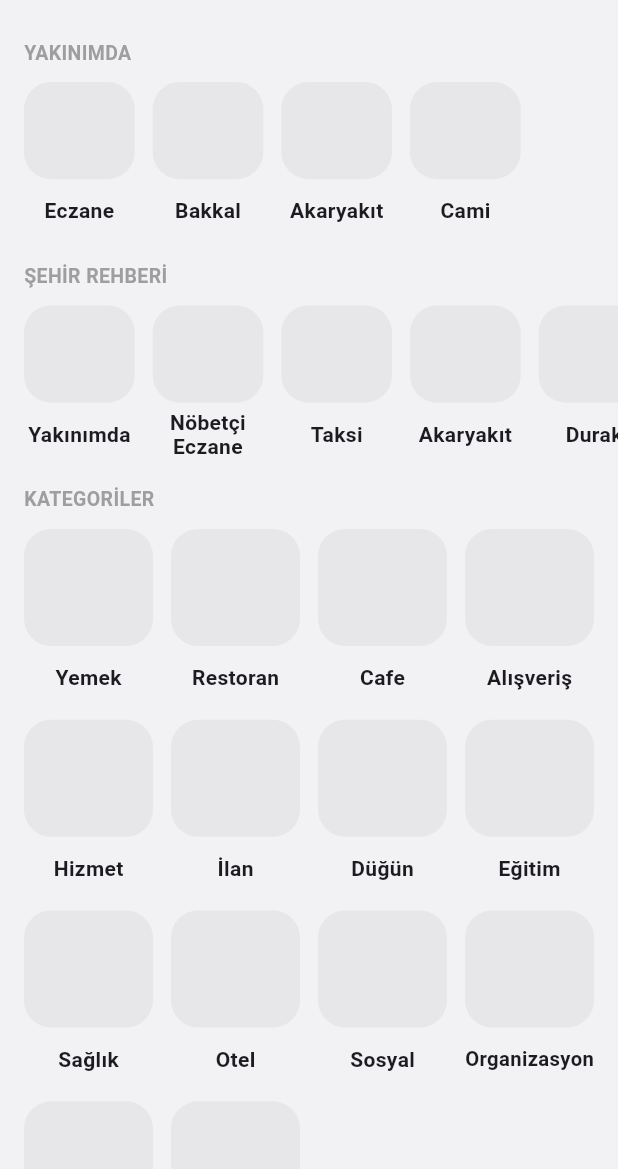
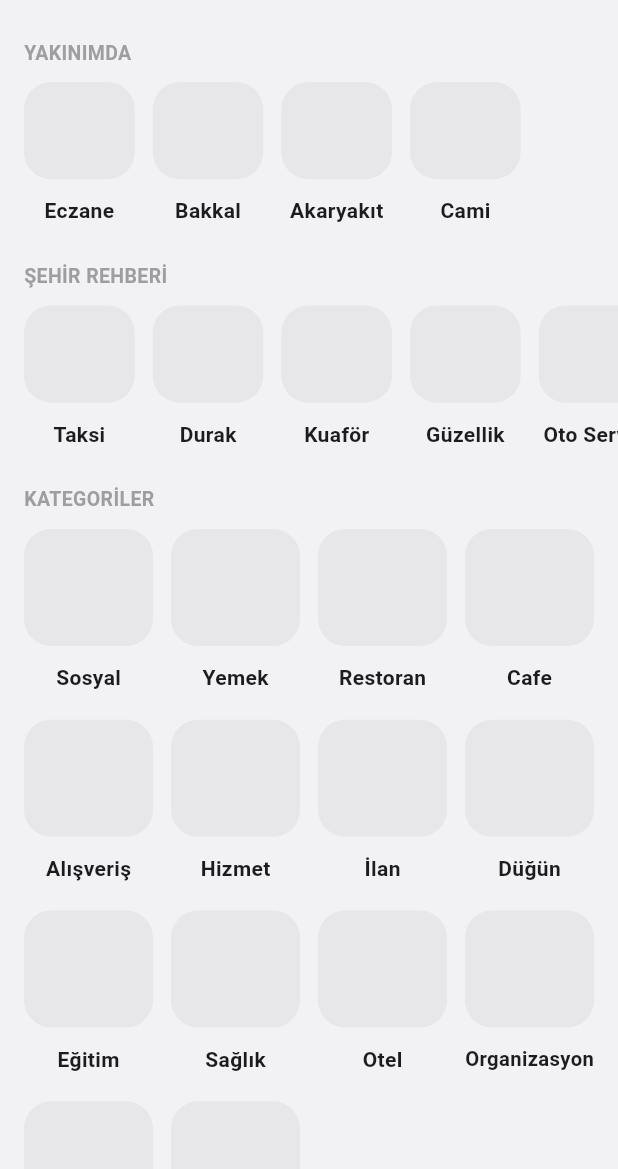
Before and after one commit to gbz-app/gebzem, a Flutter app: the HizmetMenusuSayfasi screen opened directly, on a phone screen of 412 x 824 dp, the part 65-1234 px from its top. Run offline on Flutter 3.47's test engine with Material 3 defaults, Android fonts, the phone set to English and light mode, and no system bars; our stand-ins replace audioplayers, battery_plus, cached_network_image, dio, firebase_core, firebase_messaging and 15 more; missing offline and left inert: flutter_callkit_incoming, flutter_webrtc, livekit_client, record, sentry_dio; accounts and stored records are empty; network calls fail; Roboto replaces fonts that are missing (Google Sans).

Commit message:
Turu 128 duzeltme: insertAll sort SONRASINA (GebzemAI/Sosyal sona atiliyordu) + Sehir Rehberinden Yakinimda/Nobetci Eczane/Akaryakit tekrari kaldirildi

```diff
--- a/mobile/lib/features/sosyal/hizmet_menusu.dart
+++ b/mobile/lib/features/sosyal/hizmet_menusu.dart
@@ -185,43 +185,11 @@ class HizmetMenusu extends ConsumerWidget {
 
     // ⚠️ TURU 90 — "Yakınımda" listeden AYRILIR: ustte tek basina cizilir.
     //    Listede de kalsaydi kullanici onu IKI KEZ gorurdu.
-    final yakinimda = bolumler
-        .where((b) => b.ad == 'Yakınımda')
-        .cast<_Bolum?>()
-        .firstWhere((_) => true, orElse: () => null);
+    // ⚠️⚠️ TURU 128 — artik ustte **YAKINIMDA SERIDI** var (Eczane/Bakkal/
+    //	Akaryakit/Cami), yani ayri bir "Yakınımda" KARTI da gereksiz kaldi.
+    //	Degisken KALDIRILDI; kart yalnizca kategoriler listesinden elenir.
     final kategoriler = bolumler.where((b) => b.ad != 'Yakınımda').toList();
 
-    // ⚠️⚠️⚠️ TURU 128 — **GebzemAI ve Sosyal KATEGORILERIN BASINDA**
-    //	(kullanici emri: *"hizli erisimdeki GebzemAI ve Sosyal`i
-    //	kategorilerin basina al"*).
-    //
-    //	Ikisi de bir ISLETME KATEGORISI DEGIL — biri yapay zeka ekrani,
-    //	oteki akis sekmesi. Ama kullanicinin zihninde menudeki "gidilecek
-    //	yerler" listesinin ilk iki maddesi bunlar; siralama urun karari.
-    //
-    // ⚠️⚠️ Bu iki giris asagidaki `hizli` listesinden CIKARILDI
-    //	(`_sehirRehberi`): iki yerde ayni kart, "hangisine bassam"
-    //	sorusu uretir ve turu 76b`de birebir bu yuzden ikinci FAB
-    //	kaldirilmisti.
-    // ⚠️ GebzemAI yalniz sunucuda AI ACIKSA cizilir (`aiAcik`):
-    //    kapaliyken kart basildiginda 503 alinirdi — "olu ozellik".
-    // ⚠️ SIRA: ONCE sekme yazilir, SONRA route kapatilir (turu 115).
-    //    Ters sirada `HomeScreen` eski sekmesiyle bir kare cizer.
-    kategoriler.insertAll(0, [
-      if (aiAcik)
-        _Bolum('GebzemAI', [
-          const Color(0xFF00C2A8),
-          const Color(0xFF00695C),
-        ], (c) => const GebzemAiEkrani()),
-      _Bolum.eylem(
-        'Sosyal',
-        [const Color(0xFF7A5CFF), const Color(0xFF3A2A8A)],
-        (c) {
-          aktifSekme.value = 0;
-          Navigator.of(c).popUntil((r) => r.isFirst);
-        },
-      ),
-    ]);
 
     // ⚠️⚠️⚠️ TURU 96t — **SIRALAMA KULLANICI TARAFINDAN VERILDI**:
     //	*"Yemek Restorant Cafe Alışveriş Hizmet İlan Düğün Eğitim Sağlık
@@ -264,6 +232,43 @@ class HizmetMenusu extends ConsumerWidget {
     }
 
     kategoriler.sort((a, b) => agirlik(a).compareTo(agirlik(b)));
+
+    // ⚠️⚠️ **EKLEME SIRALAMADAN SONRA** olmak ZORUNDA (emulatorde goruldu):
+    //	ustteki  bilmedigi adlara 1000+ verir, yani ONCE
+    //	eklenseydi GebzemAI ve Sosyal listenin **SONUNA** atilirdi —
+    //	nitekim ilk denemede oyle oldu.
+    // ⚠️ YAPMA: bu blogu un ustune tasima.
+    // ⚠️⚠️⚠️ TURU 128 — **GebzemAI ve Sosyal KATEGORILERIN BASINDA**
+    //	(kullanici emri: *"hizli erisimdeki GebzemAI ve Sosyal`i
+    //	kategorilerin basina al"*).
+    //
+    //	Ikisi de bir ISLETME KATEGORISI DEGIL — biri yapay zeka ekrani,
+    //	oteki akis sekmesi. Ama kullanicinin zihninde menudeki "gidilecek
+    //	yerler" listesinin ilk iki maddesi bunlar; siralama urun karari.
+    //
+    // ⚠️⚠️ Bu iki giris asagidaki `hizli` listesinden CIKARILDI
+    //	(`_sehirRehberi`): iki yerde ayni kart, "hangisine bassam"
+    //	sorusu uretir ve turu 76b`de birebir bu yuzden ikinci FAB
+    //	kaldirilmisti.
+    // ⚠️ GebzemAI yalniz sunucuda AI ACIKSA cizilir (`aiAcik`):
+    //    kapaliyken kart basildiginda 503 alinirdi — "olu ozellik".
+    // ⚠️ SIRA: ONCE sekme yazilir, SONRA route kapatilir (turu 115).
+    //    Ters sirada `HomeScreen` eski sekmesiyle bir kare cizer.
+    kategoriler.insertAll(0, [
+      if (aiAcik)
+        _Bolum('GebzemAI', [
+          const Color(0xFF00C2A8),
+          const Color(0xFF00695C),
+        ], (c) => const GebzemAiEkrani()),
+      _Bolum.eylem(
+        'Sosyal',
+        [const Color(0xFF7A5CFF), const Color(0xFF3A2A8A)],
+        (c) {
+          aktifSekme.value = 0;
+          Navigator.of(c).popUntil((r) => r.isFirst);
+        },
+      ),
+    ]);
 
     // ⚠️⚠️⚠️ TURU 96q — **HIZLI ERISIM SATIRI** (kullanici emri: *"Yakınımda...
     //	onun da sagina nobetci, cilingir vs ekle"*). Yakinimda kucultulup
@@ -360,18 +365,23 @@ class HizmetMenusu extends ConsumerWidget {
         const Color(0xFF0E7A52),
       ], (c) => const YakinimdaEkrani(kategori: 'spor')),
     ];
-    // ⚠️ Hizli erisim listesi BURADA kurulur: `yakinimda` nullable ve
-    //    Dart bunu closure icinde daraltmiyor (analiz hatasi verdi).
-    //    Koleksiyon-if ile tek seferde null-guvenli hale getirilir.
-    // ⚠️⚠️ TURU 128 — GebzemAI/Sosyal kategorilere tasinince 'Sosyal`in
-    //	indeksinden turetme (turu 96w) GECERSIZ kaldi: liste artik
-    //	dogrudan **Yakınımda** ile basliyor.
-    // ⚠️ `yakinimda` nullable ve Dart bunu closure icinde daraltmiyor;
-    //    koleksiyon-if ile null-guvenli kurulur.
-    final hizliTumu = <_Bolum>[
-      if (yakinimda != null) yakinimda,
-      ...hizli,
-    ];
+    // ⚠️⚠️ TURU 128 — GebzemAI/Sosyal kategorilere tasinince eski siralama
+    //	turetmesi (turu 96w: "Sosyal'in indeksinden") GECERSIZ kaldi.
+    //
+    // ⚠️⚠️⚠️ **YAKINIMDA SERIDIYLE TEKRAR EDENLER CIKARILDI** (emulatorde
+    //	goruldu): ustteki YAKINIMDA bolumu Eczane/Bakkal/Akaryakit/Cami
+    //	cizdigi icin ŞEHİR REHBERİ'nde duran **Yakınımda**, **Nöbetçi
+    //	Eczane** ve **Akaryakıt** kartlari AYNI EKRANI aciyordu. Ayni
+    //	sayfada ayni hedefe giden iki kart "hangisine bassam" sorusu
+    //	uretir — turu 76b'de ikinci FAB birebir bu yuzden kaldirilmisti.
+    // ⚠️ Eleme ADA gore yapilir: hedef ekran bir closure oldugu icin
+    //    karsilastirilamaz, ayrica ad kullanicinin GORDUGU seydir.
+    // ⚠️ `Oto Servis` KALDI: ayni kategoriye gitse de kullanicinin
+    //    aradigi sey farkli (servis vs benzin) ve adi ayirt edici.
+    const yakinimdaSeridi = {'Yakınımda', 'Nöbetçi Eczane', 'Akaryakıt'};
+    final hizliTumu = hizli
+        .where((b) => !yakinimdaSeridi.contains(b.ad))
+        .toList();
 
     // ⚠️⚠️⚠️ TURU 96v — **SAYFANIN TAMAMI BIRLIKTE KAYAR** (kullanici emri:
     //	*"asagi inerken sadece kategoriler iniyor; komple asagi inmesi
```
